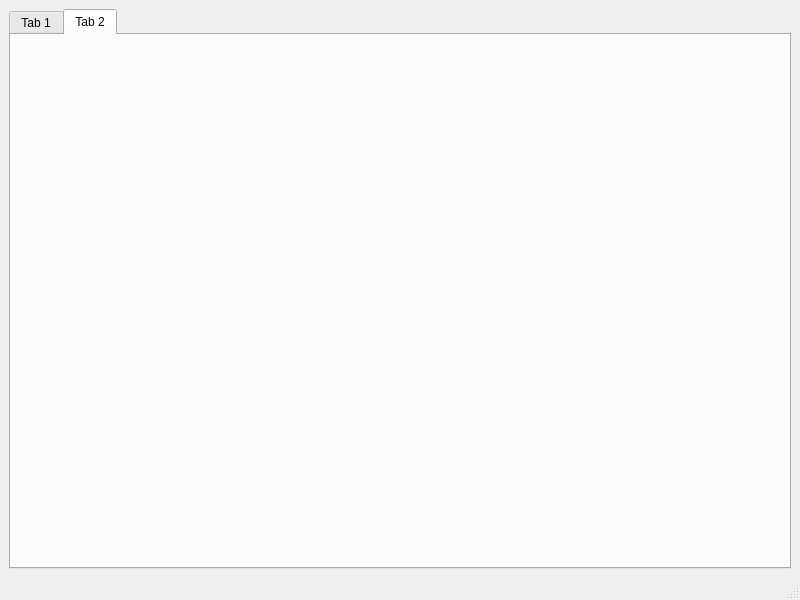
First picture: the form in src/ui/mainwindow.ui, repository TheFightingMongeese/Vika3, before the edit.
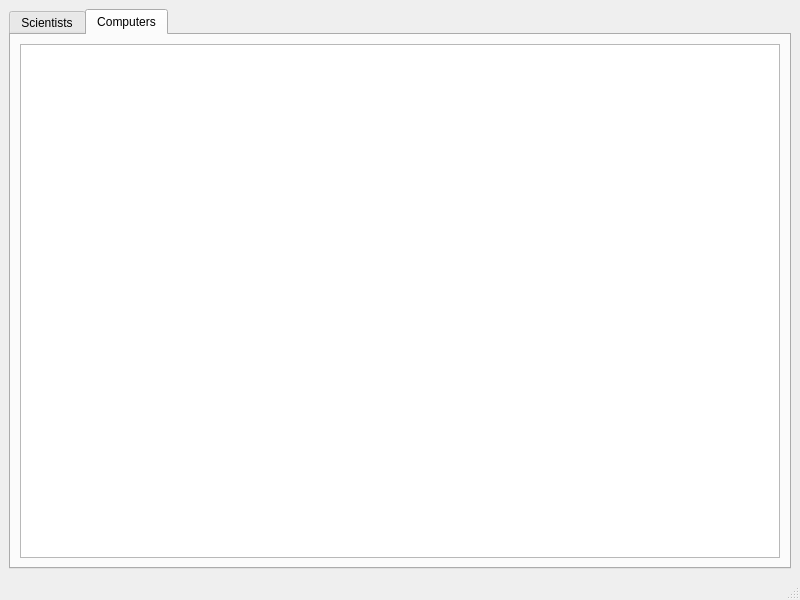
Second picture: the form after the edit. The open tabs and pages were chosen to show the change.

Commit message: Added code from teacher, added displayComputerTable, inmplemented search

Diff of the .ui file:
```diff
--- a/src/ui/mainwindow.ui
+++ b/src/ui/mainwindow.ui
@@ -16,10 +16,13 @@
   <widget class="QWidget" name="centralwidget">
    <layout class="QVBoxLayout" name="verticalLayout">
     <item>
-     <widget class="QTabWidget" name="tabWidget">
-      <widget class="QWidget" name="tab">
+     <widget class="QTabWidget" name="Tabs">
+      <property name="currentIndex">
+       <number>1</number>
+      </property>
+      <widget class="QWidget" name="TabScientist">
        <attribute name="title">
-        <string>Tab 1</string>
+        <string>Scientists</string>
        </attribute>
        <layout class="QVBoxLayout" name="verticalLayout_2">
         <item>
@@ -29,8 +32,13 @@
       </widget>
       <widget class="QWidget" name="tab_2">
        <attribute name="title">
-        <string>Tab 2</string>
+        <string>Computers</string>
        </attribute>
+       <layout class="QVBoxLayout" name="verticalLayout_3">
+        <item>
+         <widget class="QTableWidget" name="tableWidgetComputers"/>
+        </item>
+       </layout>
       </widget>
      </widget>
     </item>
```
Left out of the diff: 2 changed lines with no effect on the pictures. The commit also changes 55 other files.
